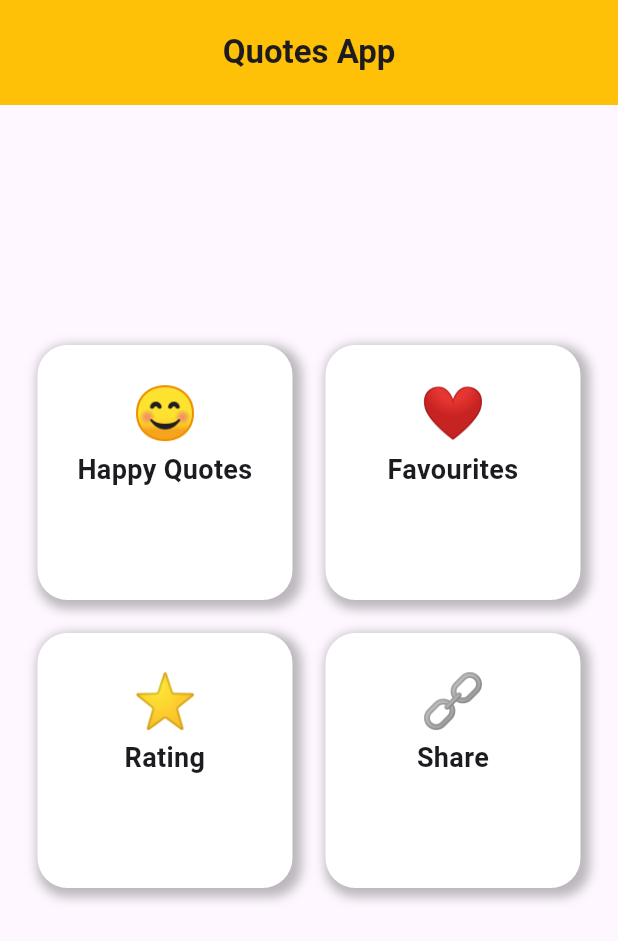
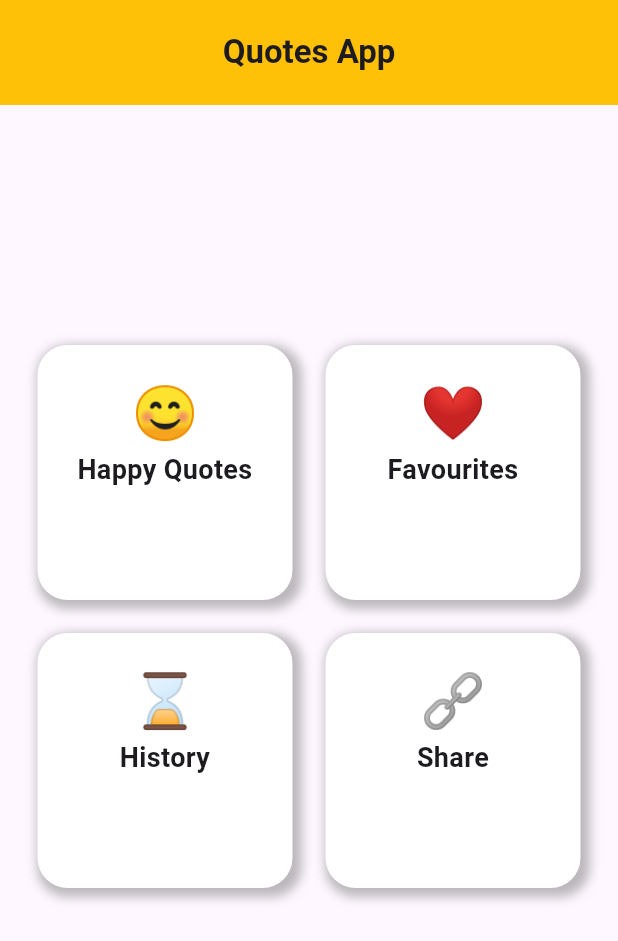
Before and after one commit to Sourav0773/flutter_quotes_app, a Flutter app: the screen it shows after launch, on a phone screen of 412 x 824 dp. Shown: the top 941 px of the screen. Run offline on Flutter 3.47's test engine with Material 3 defaults, Android fonts, the phone set to English and light mode, and no system bars; our stand-ins replace dio, share_plus.

Commit message:
15/04/25

```diff
--- a/lib/Reusable_Widgets/quote_card.dart
+++ b/lib/QuotesCards/quote_card.dart
@@ -1,5 +1,5 @@
 import 'package:flutter/material.dart';
-import 'package:quotes_app/UI_Logics/ui_helper_func.dart';
+import 'package:quotes_app/QuotesCards/quote_card_button_logics.dart';
 
 class QuoteCard extends StatelessWidget {
   final String id;
--- a/lib/Reusable_Widgets/quote_card_listview.dart
+++ b/lib/QuotesCards/quote_card_listview.dart
@@ -1,6 +1,6 @@
 import 'package:flutter/material.dart';
 import 'package:provider/provider.dart';
-import 'package:quotes_app/Reusable_Widgets/quote_card.dart';
+import 'package:quotes_app/QuotesCards/quote_card.dart';
 import 'package:quotes_app/Provider/provider.dart';
 
 class PaginationLoading extends StatefulWidget {
--- a/lib/Screens/favourite_screen.dart
+++ b/lib/Screens/favourite_screen.dart
@@ -1,6 +1,6 @@
 import 'package:flutter/material.dart';
 import 'package:quotes_app/Provider/provider.dart';
-import 'package:quotes_app/Reusable_Widgets/quote_card.dart';
+import 'package:quotes_app/QuotesCards/quote_card.dart';
 import 'package:provider/provider.dart';
 
 class LikeScreen extends StatefulWidget {
--- a/lib/Screens/home_screen.dart
+++ b/lib/Screens/home_screen.dart
@@ -40,7 +40,7 @@ class HomeScreen extends StatelessWidget {
             Row(
               mainAxisAlignment: MainAxisAlignment.center,
               children: [
-                const DifferentScreens(destinationScreen: null, emoji: '⭐', emojiText: 'Rating',),
+                const DifferentScreens(destinationScreen: null, emoji: '⌛', emojiText: 'History',),
                 const SizedBox(width: 22),
                 const DifferentScreens(destinationScreen: null, emoji: '🔗', emojiText: 'Share',),
               ],
--- a/lib/Screens/quote_screen.dart
+++ b/lib/Screens/quote_screen.dart
@@ -1,5 +1,5 @@
 import 'package:flutter/material.dart';
-import 'package:quotes_app/Reusable_Widgets/quote_card_listview.dart';
+import 'package:quotes_app/QuotesCards/quote_card_listview.dart';
 
 class QuoteScreen extends StatelessWidget {
   const QuoteScreen({super.key});
```
Also changed, not shown: lib/QuotesCards/quote_card_button_logics.dart (renamed from lib/UI_Logics/ui_helper_func.dart).
